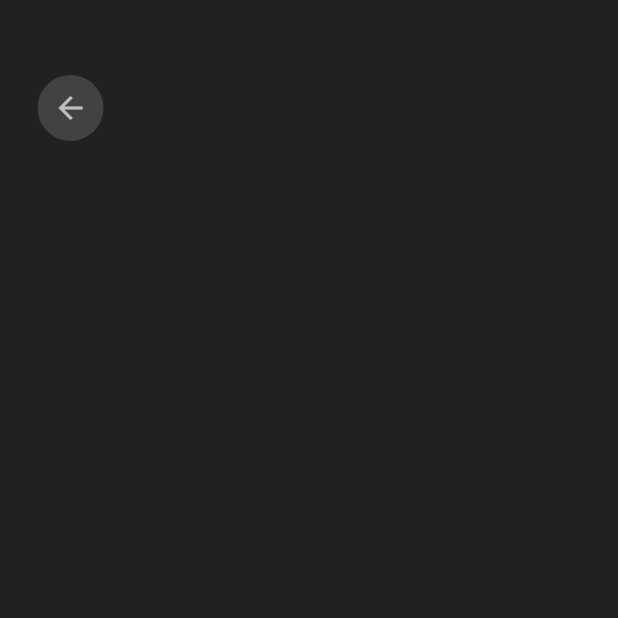
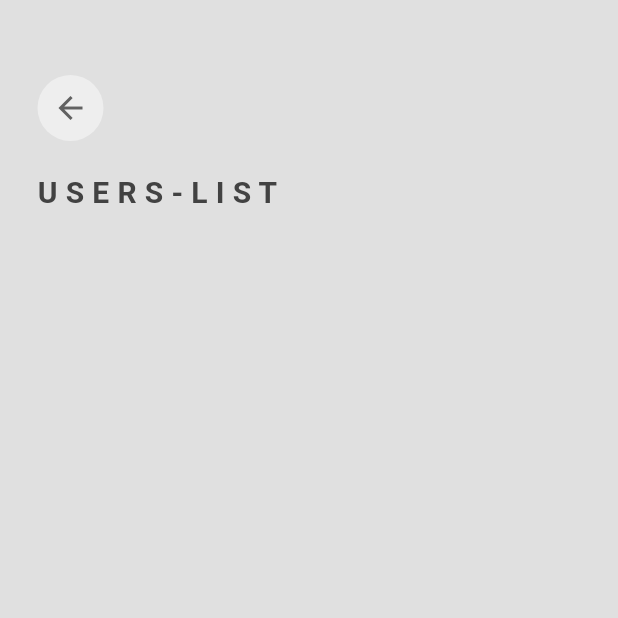
Before and after one commit to satianferdy/social_media_app, a Flutter app: the UsersPage screen opened by its route, on a phone screen of 412 x 824 dp, the top half of it. Run offline on Flutter 3.47's test engine with Material 3 defaults, Android fonts, the phone set to English and light mode, and no system bars; our stand-ins replace cloud_firestore, firebase_auth, firebase_core; accounts and stored records are empty; network calls fail.

Commit message:
fix: colors

```diff
--- a/lib/components/my_post_button.dart
+++ b/lib/components/my_post_button.dart
@@ -15,10 +15,10 @@ class PostButton extends StatelessWidget {
         ),
         padding: const EdgeInsets.all(16),
         margin: const EdgeInsets.only(left: 10),
-        child: Center(
+        child: const Center(
           child: Icon(
             Icons.done,
-            color: Theme.of(context).colorScheme.primary,
+            // color: Theme.of(context).colorScheme.primary,
           ),
         ),
       ),
--- a/lib/main.dart
+++ b/lib/main.dart
@@ -24,7 +24,7 @@ class MyApp extends StatelessWidget {
     return MaterialApp(
       debugShowCheckedModeBanner: false,
       home: const AuthPage(),
-      theme: darkMode,
+      theme: lightMode,
       darkTheme: darkMode,
       routes: {
         '/login_register_page': (context) => const LoginOrRegister(),
--- a/lib/pages/home_page.dart
+++ b/lib/pages/home_page.dart
@@ -31,7 +31,10 @@ class HomePage extends StatelessWidget {
   Widget build(BuildContext context) {
     return Scaffold(
       appBar: AppBar(
-        title: const Text('W A L L'),
+        title: const Padding(
+          padding: EdgeInsets.only(left: 100.0),
+          child: Text('W A L L'),
+        ),
         backgroundColor: Colors.transparent,
         elevation: 0,
       ),
--- a/lib/pages/users.page.dart
+++ b/lib/pages/users.page.dart
@@ -45,6 +45,26 @@ class UsersPage extends StatelessWidget {
                   ],
                 ),
               ),
+
+              const SizedBox(height: 20),
+
+              // title
+              const Padding(
+                padding: EdgeInsets.only(left: 25.0),
+                child: Align(
+                  alignment: Alignment.centerLeft,
+                  child: Text(
+                    'U S E R S - L I S T',
+                    style: TextStyle(
+                      fontSize: 20,
+                      fontWeight: FontWeight.bold,
+                    ),
+                  ),
+                ),
+              ),
+
+              const SizedBox(height: 20),
+
               Expanded(
                 child: ListView.builder(
                   itemCount: users.length,
--- a/lib/theme/dark_mode.dart
+++ b/lib/theme/dark_mode.dart
@@ -5,7 +5,7 @@ ThemeData darkMode = ThemeData(
   colorScheme: ColorScheme.dark(
     background: Colors.grey.shade900,
     primary: Colors.grey.shade800,
-    secondary: Colors.grey.shade700,
+    secondary: Colors.grey.shade800,
     inversePrimary: Colors.grey.shade400,
   ),
   textTheme: ThemeData.dark().textTheme.apply(
```
